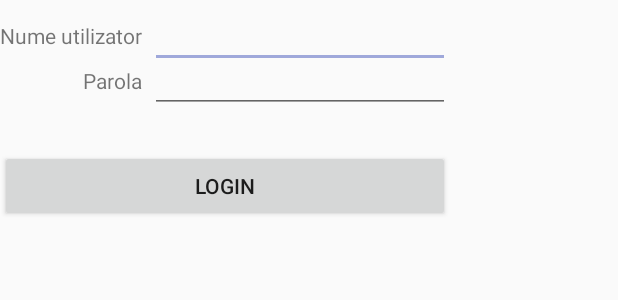
After one commit to iosifgheorghe19/EasyRoute, an Android app: the layout fragment_login.xml on its own in the app's theme, with its tools: preview values and no code run, on a phone screen of 412 x 824 dp. The commit adds this screen. Shown: the top 300 px of the screen. Run offline under Robolectric (Android 15) with nearby library versions, the phone set to English and light mode, and no system bars.

Commit message:
Adaugat o activitate de login, realizata cu un fragment

```diff
--- a/app/build.gradle
+++ b/app/build.gradle
@@ -23,5 +23,6 @@ android {
 dependencies {
     compile fileTree(dir: 'libs', include: ['*.jar'])
     testCompile 'junit:junit:4.12'
-    compile 'com.android.support:appcompat-v7:22.1.1'
+    compile 'com.android.support:appcompat-v7:22.2.1'
+    compile 'com.android.support:support-v4:22.2.1'
 }
--- /dev/null
+++ b/app/src/main/res/layout/fragment_login.xml
@@ -0,0 +1,52 @@
+<FrameLayout xmlns:android="http://schemas.android.com/apk/res/android"
+    xmlns:tools="http://schemas.android.com/tools"
+    android:layout_width="match_parent"
+    android:layout_height="match_parent"
+    tools:context="dam.project.easyroute.LoginFragment">
+
+    <LinearLayout
+        android:layout_width="match_parent"
+        android:layout_height="wrap_content"
+        android:orientation="horizontal">
+        <TextView
+            android:layout_width="wrap_content"
+            android:layout_height="wrap_content"
+            android:text="@string/username_string"
+            android:labelFor="@+id/usernameText"
+            />
+        <EditText
+            android:layout_width="200dp"
+            android:layout_height="wrap_content"
+            android:singleLine="true"
+            android:layout_marginLeft="5dp"
+            android:id="@+id/usernameText" />
+    </LinearLayout>
+
+    <LinearLayout
+        android:layout_width="match_parent"
+        android:layout_height="wrap_content"
+        android:layout_marginTop="30dp"
+        android:layout_marginLeft="55dp"
+        android:orientation="horizontal">
+        <TextView
+            android:layout_width="wrap_content"
+            android:layout_height="wrap_content"
+            android:text="@string/pwd_string"
+            android:labelFor="@+id/pwdText"
+            />
+    <EditText
+        android:layout_width="200dp"
+        android:layout_height="wrap_content"
+        android:inputType="textPassword"
+        android:ems="10"
+        android:layout_marginLeft="5dp"
+        android:id="@+id/pwdText"
+         />
+    </LinearLayout>
+    <Button
+        android:layout_width="300dp"
+        android:layout_height="wrap_content"
+        android:text="@string/login_string"
+        android:layout_marginTop="100dp"
+        android:id="@+id/login_button"/>
+</FrameLayout>
--- a/app/src/main/res/values/strings.xml
+++ b/app/src/main/res/values/strings.xml
@@ -1,3 +1,11 @@
 <resources>
     <string name="app_name">EasyRoute</string>
+
+    <!-- TODO: Remove or change this placeholder text -->
+    <string name="hello_blank_fragment">Hello blank fragment</string>
+    <string name="username_string">Nume utilizator</string>
+    <string name="pwd_string">Parola</string>
+    <string name="login_string">Login</string>
+    <string name="login_failed_msg">Nume utilizator sau parola incorecte!</string>
+    <string name="ok_lbl">OK</string>
 </resources>
```
Also changed, not shown: app/src/main/AndroidManifest.xml (+5 -2 lines), app/src/main/java/dam/project/easyroute/LoginActivity.java (added, +23 -0 lines), app/src/main/java/dam/project/easyroute/LoginFragment.java (added, +67 -0 lines), app/src/main/res/layout/activity_login.xml (added, +18 -0 lines).
